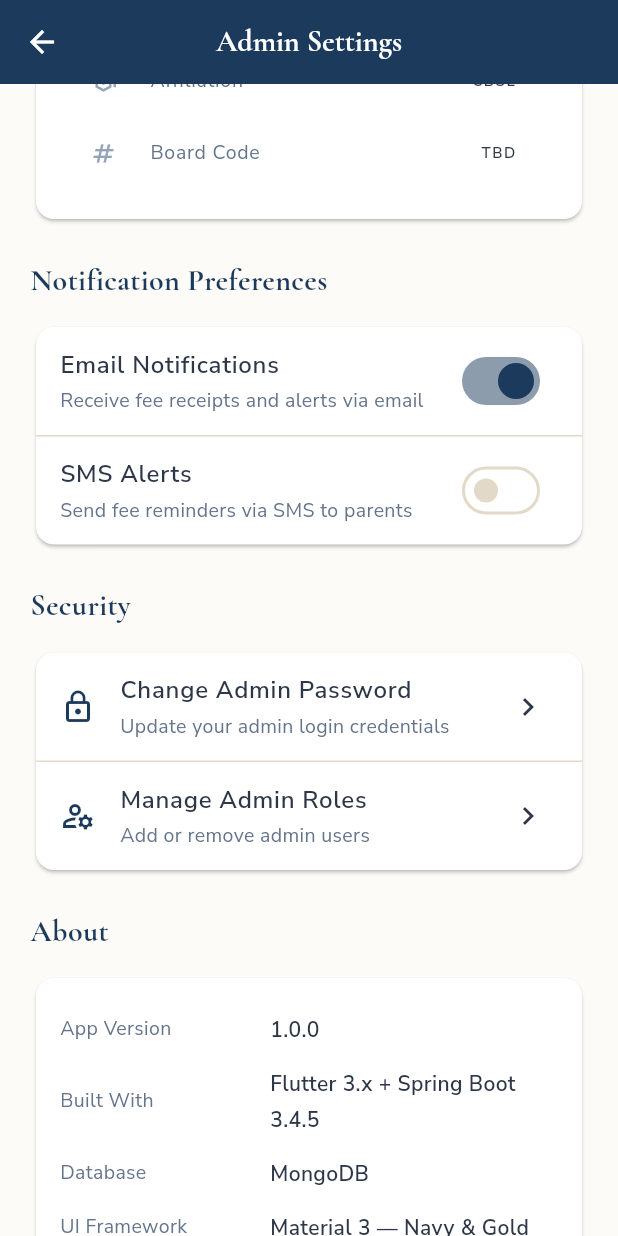
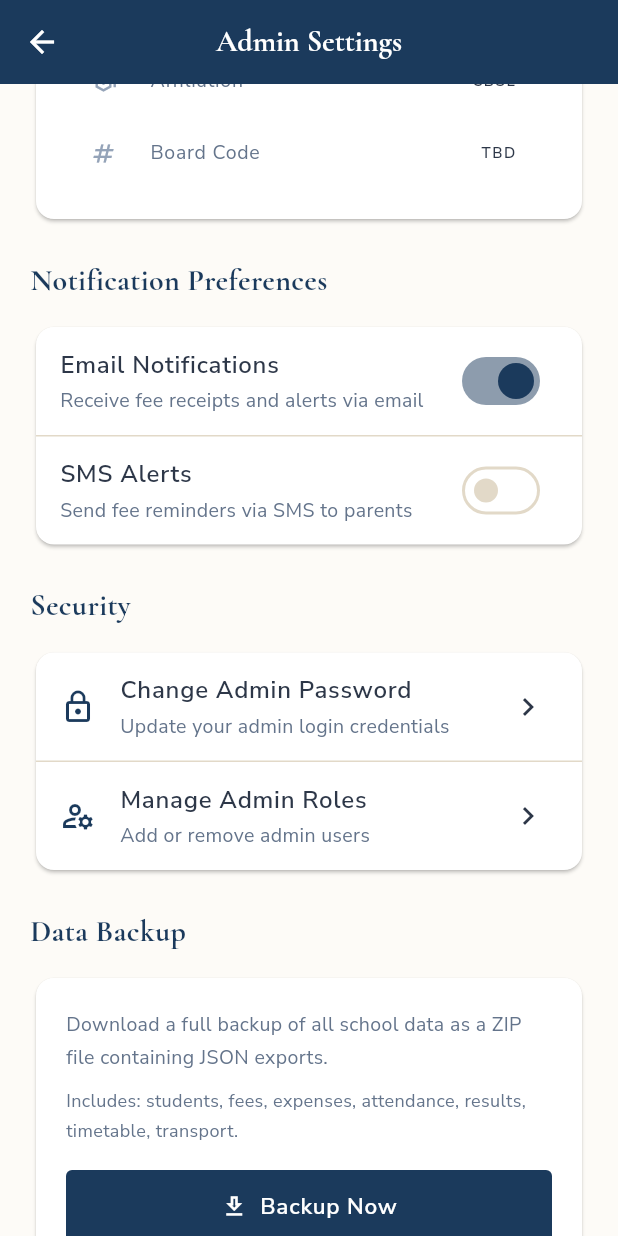
Before and after one commit to DileepJexpert/school-project-ui, a Flutter app: the SettingsScreen screen opened directly, scrolled down 576 dp, on a phone screen of 412 x 824 dp. Run offline on Flutter 3.47's test engine with Material 3 defaults, Android fonts, the phone set to English and light mode, and no system bars; our stand-ins replace dio, fl_chart, google_fonts, shared_preferences, shimmer; missing offline and left inert: dart:html; accounts and stored records are empty.

Commit message:
feat(backup): add Data Backup section to admin settings screen
Adds a 'Backup Now' button in the Settings screen that calls
GET /api/admin/backup, receives the ZIP response as bytes, and
triggers a browser download named school_backup_<timestamp>.zip.
Uses dart:html AnchorElement for the browser download trigger.

https://claude.ai/code/session_01PSGdMsrAoVNRAeBwDG3KNx

```diff
--- a/lib/features/admin/screens/settings_screen.dart
+++ b/lib/features/admin/screens/settings_screen.dart
@@ -1,3 +1,7 @@
+import 'dart:html' as html;
+import 'dart:typed_data';
+
+import 'package:dio/dio.dart';
 import 'package:flutter/material.dart';
 import 'package:google_fonts/google_fonts.dart';
 import 'package:shared_preferences/shared_preferences.dart';
@@ -20,6 +24,7 @@ class _SettingsScreenState extends State<SettingsScreen> {
   bool _emailNotifications = true;
   bool _smsAlerts = false;
   bool _savingApi = false;
+  bool _backingUp = false;
 
   @override
   void initState() {
@@ -58,6 +63,44 @@ class _SettingsScreenState extends State<SettingsScreen> {
             content: Text('School name saved!'),
             backgroundColor: AppColors.success),
       );
+    }
+  }
+
+  Future<void> _downloadBackup() async {
+    setState(() => _backingUp = true);
+    try {
+      final response = await DioClient.instance.get(
+        '/admin/backup',
+        options: Options(responseType: ResponseType.bytes),
+      );
+      final bytes = Uint8List.fromList(response.data as List<int>);
+      final blob = html.Blob([bytes], 'application/zip');
+      final url = html.Url.createObjectUrlFromBlob(blob);
+      final now = DateTime.now();
+      final filename =
+          'school_backup_${now.year}-${now.month.toString().padLeft(2, '0')}-${now.day.toString().padLeft(2, '0')}'
+          '_${now.hour.toString().padLeft(2, '0')}-${now.minute.toString().padLeft(2, '0')}.zip';
+      html.AnchorElement(href: url)
+        ..setAttribute('download', filename)
+        ..click();
+      html.Url.revokeObjectUrl(url);
+      if (mounted) {
+        ScaffoldMessenger.of(context).showSnackBar(
+          const SnackBar(
+              content: Text('Backup downloaded successfully!'),
+              backgroundColor: AppColors.success),
+        );
+      }
+    } catch (e) {
+      if (mounted) {
+        ScaffoldMessenger.of(context).showSnackBar(
+          SnackBar(
+              content: Text('Backup failed: $e'),
+              backgroundColor: AppColors.error),
+        );
+      }
+    } finally {
+      setState(() => _backingUp = false);
     }
   }
 
@@ -428,6 +471,77 @@ class _SettingsScreenState extends State<SettingsScreen> {
 
           const SizedBox(height: 20),
 
+          // Data Backup
+          _sectionTitle('Data Backup'),
+          Card(
+            elevation: 1,
+            shape: RoundedRectangleBorder(
+                borderRadius: BorderRadius.circular(AppSizes.radiusLG)),
+            child: Padding(
+              padding: const EdgeInsets.all(20),
+              child: Column(crossAxisAlignment: CrossAxisAlignment.start, children: [
+                Text(
+                  'Download a full backup of all school data as a ZIP file containing JSON exports.',
+                  style: GoogleFonts.nunitoSans(
+                      color: AppColors.textSecondary, fontSize: 13),
+                ),
+                const SizedBox(height: 8),
+                Text(
+                  'Includes: students, fees, expenses, attendance, results, timetable, transport.',
+                  style: GoogleFonts.nunitoSans(
+                      color: AppColors.textSecondary, fontSize: 12),
+                ),
+                const SizedBox(height: 16),
+                SizedBox(
+                  width: double.infinity,
+                  child: ElevatedButton.icon(
+                    style: ElevatedButton.styleFrom(
+                      backgroundColor: AppColors.navy,
+                      foregroundColor: Colors.white,
+                      padding: const EdgeInsets.symmetric(vertical: 14),
+                    ),
+                    onPressed: _backingUp ? null : _downloadBackup,
+                    icon: _backingUp
+                        ? const SizedBox(
+                            width: 18,
+                            height: 18,
+                            child: CircularProgressIndicator(
+                                color: Colors.white, strokeWidth: 2))
+                        : const Icon(Icons.download_outlined),
+                    label: Text(
+                      _backingUp ? 'Preparing backup...' : 'Backup Now',
+                      style: GoogleFonts.nunitoSans(
+                          fontWeight: FontWeight.w600, fontSize: 15),
+                    ),
+                  ),
+                ),
+                const SizedBox(height: 12),
+                Container(
+                  padding: const EdgeInsets.all(12),
+                  decoration: BoxDecoration(
+                    color: AppColors.info.withOpacity(0.06),
+                    borderRadius: BorderRadius.circular(AppSizes.radiusMD),
+                    border: Border.all(color: AppColors.info.withOpacity(0.2)),
+                  ),
+                  child: Row(crossAxisAlignment: CrossAxisAlignment.start, children: [
+                    const Icon(Icons.info_outline, color: AppColors.info, size: 18),
+                    const SizedBox(width: 10),
+                    Expanded(
+                      child: Text(
+                        'The ZIP file will be saved to your browser\'s default download folder. '
+                        'To always save backups to a specific folder, configure it in your browser\'s download settings.',
+                        style: GoogleFonts.nunitoSans(
+                            color: AppColors.textSecondary, fontSize: 12),
+                      ),
+                    ),
+                  ]),
+                ),
+              ]),
+            ),
+          ),
+
+          const SizedBox(height: 20),
+
           // About
           _sectionTitle('About'),
           Card(
```
